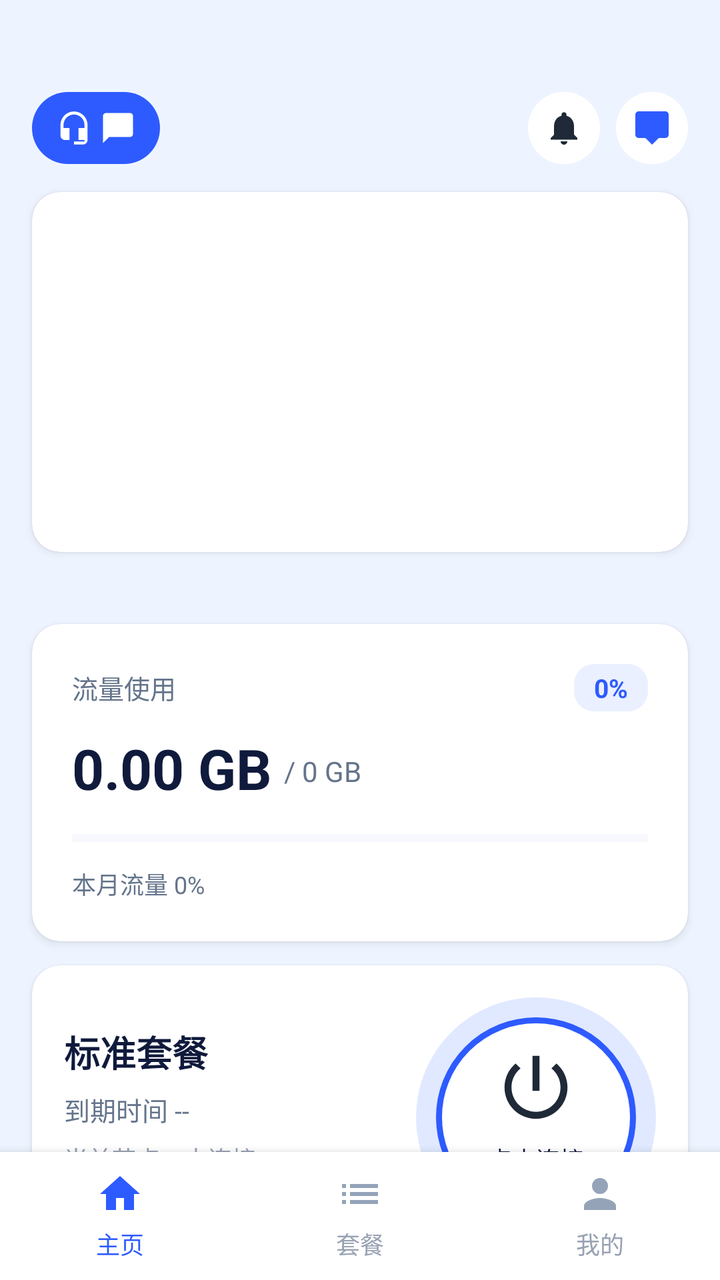
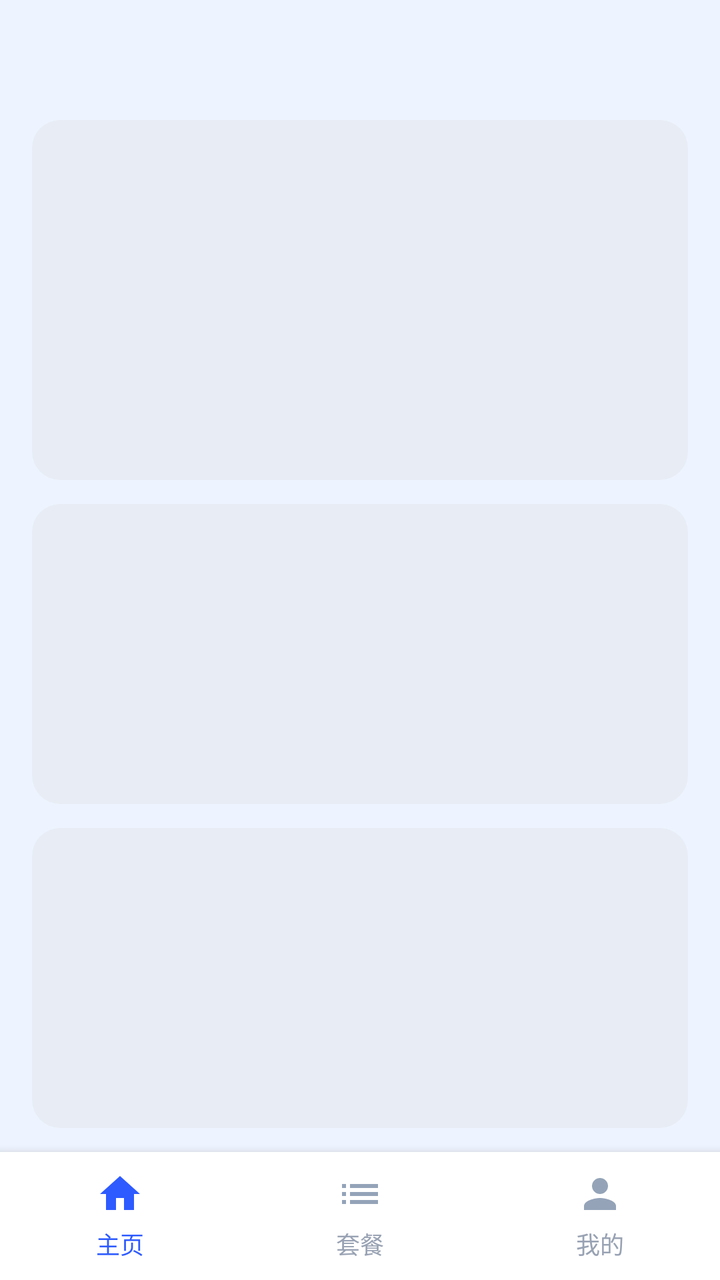

Compare the two renders of this Android layout. The source of the first and the diff that turns it into the second are given below.
<!-- AndroidManifest.xml: another module's application theme BootstrapTheme -->
<!-- res/layout/design_main.xml -->
<?xml version="1.0" encoding="utf-8"?>
<layout xmlns:android="http://schemas.android.com/apk/res/android"
    xmlns:app="http://schemas.android.com/apk/res-auto">
    <data>
        <variable name="self" type="com.github.kr328.clash.design.MainDesign" />
        <variable name="clashRunning" type="boolean" />
        <variable name="forwarded" type="String" />
        <variable name="uploadedseed" type="String" />
        <variable name="downloadseed" type="String" />
        <variable name="mode" type="String" />
        <variable name="profileName" type="String" />
        <variable name="selectnodeName" type="String" />
        <variable name="hasProviders" type="boolean" />
        <variable name="colorClashStarted" type="int" />
        <variable name="colorClashStopped" type="int" />
        <variable name="trafficUsed" type="String" />
        <variable name="trafficTotal" type="String" />
        <variable name="trafficPercent" type="int" />
        <import type="android.view.View" />
    </data>

    <androidx.coordinatorlayout.widget.CoordinatorLayout
        android:layout_width="match_parent"
        android:layout_height="match_parent"
        android:background="@color/bg_page">

        <ScrollView
            android:layout_width="match_parent"
            android:layout_height="match_parent"
            android:scrollbars="none"
            android:fillViewport="false">

            <LinearLayout
                android:layout_width="match_parent"
                android:layout_height="wrap_content"
                android:orientation="vertical"
                android:paddingTop="44dp"
                android:paddingBottom="84dp">

                
                <LinearLayout
                    android:layout_width="match_parent"
                    android:layout_height="40dp"
                    android:orientation="horizontal"
                    android:gravity="center_vertical"
                    android:paddingStart="16dp"
                    android:paddingEnd="16dp">

                    <LinearLayout
                        android:id="@+id/btn_support"
                        android:layout_width="wrap_content"
                        android:layout_height="36dp"
                        android:orientation="horizontal"
                        android:gravity="center"
                        android:paddingStart="12dp"
                        android:paddingEnd="12dp"
                        android:background="@drawable/bg_support_btn"
                        android:clickable="true"
                        android:focusable="true">

                        <ImageView
                            android:layout_width="18dp"
                            android:layout_height="18dp"
                            android:src="@drawable/ic_headset"
                            app:tint="@color/white"/>

                        <ImageView
                            android:layout_width="18dp"
                            android:layout_height="18dp"
                            android:layout_marginStart="4dp"
                            android:src="@drawable/ic_chat_bubble"
                            app:tint="@color/white"/>
                    </LinearLayout>

                    <Space
                        android:layout_width="0dp"
                        android:layout_height="match_parent"
                        android:layout_weight="1"/>

                    <FrameLayout
                        android:id="@+id/btn_notice"
                        android:layout_width="36dp"
                        android:layout_height="36dp"
                        android:layout_marginEnd="8dp"
                        android:background="@drawable/bg_bell_btn"
                        android:clickable="true"
                        android:focusable="true">

                        <ImageView
                            android:layout_width="20dp"
                            android:layout_height="20dp"
                            android:layout_gravity="center"
                            android:src="@drawable/ic_bell"
                            app:tint="@color/icon_default"/>

                        <View
                            android:id="@+id/notice_dot"
                            android:layout_width="8dp"
                            android:layout_height="8dp"
                            android:layout_gravity="top|end"
                            android:layout_marginTop="6dp"
                            android:layout_marginEnd="6dp"
                            android:background="@drawable/dot_red"
                            android:visibility="gone"/>
                    </FrameLayout>

                    <FrameLayout
                        android:id="@+id/btn_redeem"
                        android:layout_width="36dp"
                        android:layout_height="36dp"
                        android:background="@drawable/bg_bell_btn"
                        android:clickable="true"
                        android:focusable="true">

                        <ImageView
                            android:layout_width="20dp"
                            android:layout_height="20dp"
                            android:layout_gravity="center"
                            android:src="@drawable/ic_ticket_24"
                            app:tint="@color/primary"/>
                    </FrameLayout>
                </LinearLayout>

                
                <androidx.cardview.widget.CardView
                    android:layout_width="match_parent"
                    android:layout_height="180dp"
                    android:layout_marginStart="16dp"
                    android:layout_marginEnd="16dp"
                    android:layout_marginTop="12dp"
                    app:cardCornerRadius="14dp"
                    app:cardElevation="2dp">

                    <androidx.viewpager2.widget.ViewPager2
                        android:id="@+id/ad_banner"
                        android:layout_width="match_parent"
                        android:layout_height="match_parent" />
                </androidx.cardview.widget.CardView>
                
                <androidx.cardview.widget.CardView
                    android:id="@+id/traffic_stats"
                    android:layout_width="match_parent"
                    android:layout_height="wrap_content"
                    android:layout_marginStart="16dp"
                    android:layout_marginEnd="16dp"
                    android:layout_marginTop="36dp"
                    app:cardCornerRadius="14dp"
                    app:cardElevation="2dp"
                    app:cardBackgroundColor="@color/bg_card">

                    <LinearLayout
                        android:layout_width="match_parent"
                        android:layout_height="wrap_content"
                        android:orientation="vertical"
                        android:padding="20dp">

                        <LinearLayout
                            android:layout_width="match_parent"
                            android:layout_height="wrap_content"
                            android:orientation="horizontal"
                            android:gravity="center_vertical">

                            <TextView
                                android:layout_width="0dp"
                                android:layout_height="wrap_content"
                                android:layout_weight="1"
                                android:text="流量使用"
                                android:textColor="@color/text_secondary"
                                android:textSize="13sp"/>

                            <TextView
                                android:id="@+id/traffic_percent_text"
                                android:layout_width="wrap_content"
                                android:layout_height="wrap_content"
                                android:text="0%"
                                android:textColor="@color/primary"
                                android:textSize="13sp"
                                android:textStyle="bold"
                                android:background="@drawable/pill_bg_primary"
                                android:paddingStart="10dp"
                                android:paddingEnd="10dp"
                                android:paddingTop="3dp"
                                android:paddingBottom="3dp"/>
                        </LinearLayout>

                        <LinearLayout
                            android:layout_width="match_parent"
                            android:layout_height="wrap_content"
                            android:layout_marginTop="10dp"
                            android:orientation="horizontal"
                            android:gravity="bottom">

                            <TextView
                                android:id="@+id/traffic_used_text"
                                android:layout_width="wrap_content"
                                android:layout_height="wrap_content"
                                android:text="0.00 GB"
                                android:textColor="@color/text_primary"
                                android:textSize="28sp"
                                android:textStyle="bold"/>

                            <TextView
                                android:id="@+id/traffic_total_text"
                                android:layout_width="0dp"
                                android:layout_height="wrap_content"
                                android:layout_weight="1"
                                android:layout_marginStart="6dp"
                                android:layout_marginBottom="4dp"
                                android:text="/ 0 GB"
                                android:textColor="@color/text_secondary"
                                android:textSize="14sp"/>
                        </LinearLayout>

                        <ProgressBar
                            android:id="@+id/traffic_progress"
                            style="?android:attr/progressBarStyleHorizontal"
                            android:layout_width="match_parent"
                            android:layout_height="8dp"
                            android:layout_marginTop="12dp"
                            android:max="100"
                            android:progress="0"
                            android:progressTint="@color/progress_ok"
                            android:progressBackgroundTint="@color/progress_bg"/>

                        <LinearLayout
                            android:layout_width="match_parent"
                            android:layout_height="wrap_content"
                            android:layout_marginTop="10dp"
                            android:orientation="horizontal"
                            android:gravity="center_vertical">

                            <TextView
                                android:id="@+id/traffic_month_text"
                                android:layout_width="0dp"
                                android:layout_height="wrap_content"
                                android:layout_weight="1"
                                android:text="本月流量 0%"
                                android:textColor="@color/text_secondary"
                                android:textSize="12sp"/>

                            <TextView
                                android:id="@+id/traffic_expire_text"
                                android:layout_width="wrap_content"
                                android:layout_height="wrap_content"
                                android:text=""
                                android:textColor="@color/text_hint"
                                android:textSize="12sp"/>
                        </LinearLayout>
                    </LinearLayout>
                </androidx.cardview.widget.CardView>

                
                <androidx.cardview.widget.CardView
                    android:layout_width="match_parent"
                    android:layout_height="wrap_content"
                    android:layout_marginStart="16dp"
                    android:layout_marginEnd="16dp"
                    android:layout_marginTop="12dp"
                    app:cardCornerRadius="14dp"
                    app:cardElevation="2dp"
                    app:cardBackgroundColor="@color/bg_card">

                    <LinearLayout
                        android:layout_width="match_parent"
                        android:layout_height="wrap_content"
                        android:orientation="horizontal"
                        android:padding="16dp"
                        android:gravity="center_vertical">

                        <LinearLayout
                            android:layout_width="0dp"
                            android:layout_height="wrap_content"
                            android:layout_weight="1"
                            android:orientation="vertical">

                            <TextView
                                android:id="@+id/plan_name_text"
                                android:layout_width="wrap_content"
                                android:layout_height="wrap_content"
                                android:text="标准套餐"
                                android:textColor="@color/text_primary"
                                android:textSize="18sp"
                                android:textStyle="bold"/>

                            <TextView
                                android:id="@+id/expire_text"
                                android:layout_width="wrap_content"
                                android:layout_height="wrap_content"
                                android:layout_marginTop="6dp"
                                android:text="到期时间 --"
                                android:textColor="@color/text_secondary"
                                android:textSize="13sp"/>

                                <TextView
                                    android:id="@+id/node_text"
                                    android:layout_width="wrap_content"
                                    android:layout_height="wrap_content"
                                    android:layout_marginTop="6dp"
                                    android:text="当前节点：未连接"
                                    android:textColor="@color/text_hint"
                                    android:textSize="12sp"/>

                            <LinearLayout
                                android:id="@+id/btn_access_control"
                                android:layout_width="wrap_content"
                                android:layout_height="wrap_content"
                                android:layout_marginTop="10dp"
                                android:orientation="horizontal"
                                android:gravity="center_vertical"
                                android:clickable="true"
                                android:focusable="true"
                                android:background="?attr/selectableItemBackground"
                                android:paddingStart="10dp"
                                android:paddingEnd="12dp"
                                android:paddingTop="6dp"
                                android:paddingBottom="6dp"
                                android:backgroundTint="@color/primary_soft">

                                <TextView
                                    android:layout_width="wrap_content"
                                    android:layout_height="wrap_content"
                                    android:text="⚙"
                                    android:textSize="14sp"
                                    android:textColor="@color/primary"/>

                                <TextView
                                    android:layout_width="wrap_content"
                                    android:layout_height="wrap_content"
                                    android:layout_marginStart="6dp"
                                    android:text="分应用代理"
                                    android:textSize="12sp"
                                    android:textStyle="bold"
                                    android:textColor="@color/primary"/>

                                <TextView
                                    android:layout_width="wrap_content"
                                    android:layout_height="wrap_content"
                                    android:layout_marginStart="4dp"
                                    android:text="→"
                                    android:textSize="12sp"
                                    android:textColor="@color/primary"/>
                            </LinearLayout>
                        </LinearLayout>

                        <LinearLayout
                            android:layout_width="wrap_content"
                            android:layout_height="wrap_content"
                            android:orientation="vertical"
                            android:gravity="center_horizontal">

                            <FrameLayout
                                android:id="@+id/connection_button"
                                android:layout_width="120dp"
                                android:layout_height="120dp"
                                android:clickable="true"
                                android:focusable="true">

                                <View
                                    android:id="@+id/connection_ring_outer"
                                    android:layout_width="120dp"
                                    android:layout_height="120dp"
                                    android:layout_gravity="center"
                                    android:background="@drawable/bg_connect_outer"/>

                                <View
                                    android:id="@+id/connection_ring_inner"
                                    android:layout_width="100dp"
                                    android:layout_height="100dp"
                                    android:layout_gravity="center"
                                    android:background="@drawable/bg_connect_inner"/>

                                <ImageView
                                    android:id="@+id/connection_button_lottie"
                                    android:layout_width="42dp"
                                    android:layout_height="42dp"
                                    android:layout_gravity="center_horizontal"
                                    android:layout_marginTop="24dp"
                                    android:src="@drawable/ic_power"
                                    app:tint="@color/icon_default"/>

                                <TextView
                                    android:id="@+id/connection_button_text"
                                    android:layout_width="wrap_content"
                                    android:layout_height="wrap_content"
                                    android:layout_gravity="center_horizontal"
                                    android:layout_marginTop="72dp"
                                    android:text="点击连接"
                                    android:textColor="@color/text_primary"
                                    android:textSize="12sp"/>
                            </FrameLayout>

                            <TextView
                                android:id="@+id/connection_status_big"
                                android:layout_width="wrap_content"
                                android:layout_height="wrap_content"
                                android:layout_marginTop="4dp"
                                android:text="已断开连接"
                                android:textColor="@color/text_primary"
                                android:textSize="14sp"
                                android:textStyle="bold"/>
                        </LinearLayout>
                    </LinearLayout>
                </androidx.cardview.widget.CardView>

                
                <androidx.cardview.widget.CardView
                    android:id="@+id/checkin_card"
                    android:layout_width="match_parent"
                    android:layout_height="wrap_content"
                    android:layout_marginStart="16dp"
                    android:layout_marginEnd="16dp"
                    android:layout_marginTop="12dp"
                    app:cardCornerRadius="14dp"
                    app:cardElevation="2dp"
                    android:clickable="true"
                    android:focusable="true"
                    android:foreground="?attr/selectableItemBackground"
                    app:cardBackgroundColor="@color/bg_card">

                    <LinearLayout
                        android:layout_width="match_parent"
                        android:layout_height="wrap_content"
                        android:orientation="horizontal"
                        android:padding="20dp"
                        android:gravity="center_vertical">

                        <TextView
                            android:layout_width="wrap_content"
                            android:layout_height="wrap_content"
                            android:text="📅"
                            android:textSize="26sp"/>

                        <LinearLayout
                            android:layout_width="0dp"
                            android:layout_height="wrap_content"
                            android:layout_weight="1"
                            android:layout_marginStart="12dp"
                            android:orientation="vertical">

                            <TextView
                                android:layout_width="wrap_content"
                                android:layout_height="wrap_content"
                                android:text="每日签到"
                                android:textColor="@color/text_primary"
                                android:textSize="16sp"
                                android:textStyle="bold"/>

                            <TextView
                                android:id="@+id/checkin_subtitle"
                                android:layout_width="wrap_content"
                                android:layout_height="wrap_content"
                                android:layout_marginTop="4dp"
                                android:text="每日可领 1GB-3GB 流量，连续签到奖励更丰富"
                                android:textColor="@color/text_secondary"
                                android:textSize="12sp"/>
                        </LinearLayout>

                        <TextView
                            android:id="@+id/checkin_button"
                            android:layout_width="wrap_content"
                            android:layout_height="42dp"
                            android:gravity="center"
                            android:paddingStart="22dp"
                            android:paddingEnd="22dp"
                            android:text="去签到"
                            android:textColor="@color/white"
                            android:textSize="14sp"
                            android:textStyle="bold"
                            android:backgroundTint="@color/primary"
                            android:clickable="true"
                            android:focusable="true"/>
                    </LinearLayout>
                </androidx.cardview.widget.CardView>


            </LinearLayout>
        </ScrollView>

        <LinearLayout
            android:id="@+id/bottom_nav"
            android:layout_width="match_parent"
            android:layout_height="64dp"
            android:layout_gravity="bottom"
            android:orientation="horizontal"
            android:background="@color/bg_card"
            android:elevation="8dp">

            <LinearLayout
                android:id="@+id/nav_home"
                android:layout_width="0dp"
                android:layout_height="match_parent"
                android:layout_weight="1"
                android:orientation="vertical"
                android:gravity="center"
                android:background="?android:attr/selectableItemBackground">

                <ImageView
                    android:id="@+id/nav_home_icon"
                    android:layout_width="24dp"
                    android:layout_height="24dp"
                    android:src="@drawable/ic_home_tab"
                    app:tint="@color/primary"/>

                <TextView
                    android:id="@+id/nav_home_text"
                    android:layout_width="wrap_content"
                    android:layout_height="wrap_content"
                    android:text="主页"
                    android:textSize="12sp"
                    android:textColor="@color/primary"
                    android:layout_marginTop="4dp"/>
            </LinearLayout>

            <LinearLayout
                android:id="@+id/nav_plan"
                android:layout_width="0dp"
                android:layout_height="match_parent"
                android:layout_weight="1"
                android:orientation="vertical"
                android:gravity="center"
                android:background="?android:attr/selectableItemBackground">

                <ImageView
                    android:id="@+id/nav_plan_icon"
                    android:layout_width="24dp"
                    android:layout_height="24dp"
                    android:src="@drawable/ic_plan_tab"
                    app:tint="@color/icon_muted"/>

                <TextView
                    android:id="@+id/nav_plan_text"
                    android:layout_width="wrap_content"
                    android:layout_height="wrap_content"
                    android:text="套餐"
                    android:textSize="12sp"
                    android:textColor="@color/text_hint"
                    android:layout_marginTop="4dp"/>
            </LinearLayout>

            <LinearLayout
                android:id="@+id/nav_mine"
                android:layout_width="0dp"
                android:layout_height="match_parent"
                android:layout_weight="1"
                android:orientation="vertical"
                android:gravity="center"
                android:background="?android:attr/selectableItemBackground">

                <ImageView
                    android:id="@+id/nav_mine_icon"
                    android:layout_width="24dp"
                    android:layout_height="24dp"
                    android:src="@drawable/ic_person_tab"
                    app:tint="@color/icon_muted"/>

                <TextView
                    android:id="@+id/nav_mine_text"
                    android:layout_width="wrap_content"
                    android:layout_height="wrap_content"
                    android:text="我的"
                    android:textSize="12sp"
                    android:textColor="@color/text_hint"
                    android:layout_marginTop="4dp"/>
            </LinearLayout>
        </LinearLayout>

    </androidx.coordinatorlayout.widget.CoordinatorLayout>
</layout>
<!-- resources referenced by this layout -->
<resources>
  <color name="bg_card">#FFFFFF</color>
  <color name="bg_page">#EEF4FF</color>
  <color name="icon_default">#1F2937</color>
  <color name="icon_muted">#94A3B8</color>
  <color name="primary">#2E5BFF</color>
  <color name="primary_soft">#EAF0FF</color>
  <color name="progress_bg">#E0E9FF</color>
  <color name="progress_ok">#22C55E</color>
  <color name="text_hint">#98A2B3</color>
  <color name="text_primary">#0F1A3C</color>
  <color name="text_secondary">#64748B</color>
  <color name="white">#FFFFFF</color>
  <!-- drawable bg_bell_btn (drawable) -->
  <?xml version="1.0" encoding="utf-8"?>
  <shape xmlns:android="http://schemas.android.com/apk/res/android" android:shape="oval">
      <solid android:color="@color/white"/>
  </shape>
  <!-- drawable bg_connect_inner (drawable) -->
  <?xml version="1.0" encoding="utf-8"?>
  <shape xmlns:android="http://schemas.android.com/apk/res/android"
      android:shape="oval">
      <solid android:color="@color/white"/>
      <stroke android:width="3dp" android:color="@color/primary"/>
  </shape>
  <!-- drawable bg_connect_outer (drawable) -->
  <?xml version="1.0" encoding="utf-8"?>
  <shape xmlns:android="http://schemas.android.com/apk/res/android"
      android:shape="oval">
      <solid android:color="@color/progress_bg"/>
  </shape>
  <!-- drawable bg_support_btn (drawable) -->
  <?xml version="1.0" encoding="utf-8"?>
  <shape xmlns:android="http://schemas.android.com/apk/res/android" android:shape="rectangle">
      <solid android:color="@color/primary"/>
      <corners android:radius="18dp"/>
  </shape>
  <!-- drawable dot_red (drawable) -->
  <shape xmlns:android="http://schemas.android.com/apk/res/android"
      android:shape="oval">
      <solid android:color="#E53935"/>
  </shape>
  <!-- drawable ic_home_tab (drawable) -->
  <vector xmlns:android="http://schemas.android.com/apk/res/android"
      android:width="24dp" android:height="24dp"
      android:viewportWidth="24" android:viewportHeight="24">
      <path android:fillColor="@color/primary"
          android:pathData="M10,20v-6h4v6h5v-8h3L12,3 2,12h3v8z"/>
  </vector>
  <!-- drawable pill_bg_primary (drawable) -->
  <shape xmlns:android="http://schemas.android.com/apk/res/android">
      <solid android:color="@color/primary_soft"/>
      <corners android:radius="10dp"/>
  </shape>
  <style name="BootstrapTheme" parent="AppThemeLight" />
  <style name="AppThemeLight" parent="AppThemeLightBase">
          <item name="android:statusBarColor">@color/color_system_ui_overlay</item>
          <item name="android:navigationBarColor">@color/color_system_ui_overlay</item>
      </style>
  <color name="color_system_ui_overlay">#50000000</color>
  <color name="color_light_background">#FFFAFAFA</color>
  <color name="color_clash_light">#1e4376</color>
  <color name="color_light_clash_stopped">#FF808080</color>
  <color name="color_light_control_disabled">#FFD3D3D3</color>
  <style name="AppBottomSheetDialogLight" parent="AppBottomSheetDialogLightBase">
          <item name="android:statusBarColor">@android:color/transparent</item>
          <item name="android:navigationBarColor">@color/color_system_ui_overlay</item>
      </style>
  <style name="AppFullScreenDialogLight" parent="AppFullScreenDialogLightBase">
          <item name="android:statusBarColor">@android:color/transparent</item>
          <item name="android:navigationBarColor">@color/color_system_ui_overlay</item>
      </style>
  <style name="AppBottomSheetStyle" parent="Widget.Design.BottomSheet.Modal">
          <item name="android:background">@drawable/bg_bottom_sheet</item>
      </style>
  <dimen name="bottom_sheet_background_padding_top">10dp</dimen>
  <dimen name="bottom_sheet_header_height">5dp</dimen>
  <!-- unchanged entries left out for length: 11 -->
</resources>

<!-- the commit's change to res/layout/design_main.xml (unified diff, before → after) -->
@@ -476,6 +476,48 @@
             </LinearLayout>
         </ScrollView>
 
+        
+        <FrameLayout
+            android:id="@+id/skeleton_overlay"
+            android:layout_width="match_parent"
+            android:layout_height="match_parent"
+            android:background="@color/bg_page"
+            android:paddingTop="60dp"
+            android:paddingStart="16dp"
+            android:paddingEnd="16dp"
+            android:clickable="true"
+            android:focusable="true">
+
+            <LinearLayout
+                android:layout_width="match_parent"
+                android:layout_height="wrap_content"
+                android:orientation="vertical">
+
+                <View
+                    android:layout_width="match_parent"
+                    android:layout_height="180dp"
+                    android:background="@drawable/bg_skeleton"/>
+
+                <View
+                    android:layout_width="match_parent"
+                    android:layout_height="150dp"
+                    android:layout_marginTop="12dp"
+                    android:background="@drawable/bg_skeleton"/>
+
+                <View
+                    android:layout_width="match_parent"
+                    android:layout_height="150dp"
+                    android:layout_marginTop="12dp"
+                    android:background="@drawable/bg_skeleton"/>
+
+                <View
+                    android:layout_width="match_parent"
+                    android:layout_height="80dp"
+                    android:layout_marginTop="12dp"
+                    android:background="@drawable/bg_skeleton"/>
+            </LinearLayout>
+        </FrameLayout>
+
         <LinearLayout
             android:id="@+id/bottom_nav"
             android:layout_width="match_parent"
<!-- resource entries referenced after the edit -->
@@ -29,6 +29,12 @@
   <shape xmlns:android="http://schemas.android.com/apk/res/android"
       android:shape="oval">
       <solid android:color="@color/progress_bg"/>
+  </shape>
+  <!-- drawable bg_skeleton (drawable) -->
+  <?xml version="1.0" encoding="utf-8"?>
+  <shape xmlns:android="http://schemas.android.com/apk/res/android">
+      <solid android:color="#E8EDF5"/>
+      <corners android:radius="14dp"/>
   </shape>
   <!-- drawable bg_support_btn (drawable) -->
   <?xml version="1.0" encoding="utf-8"?>
